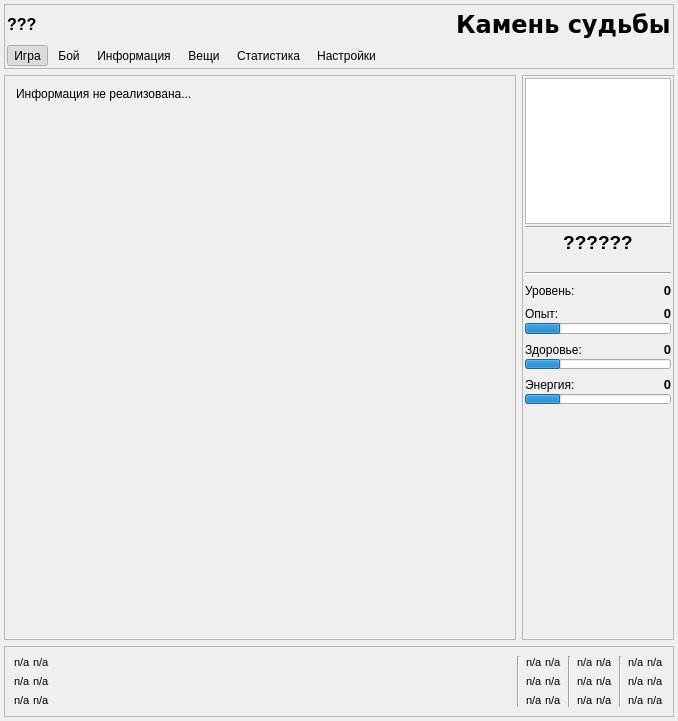
Old version of the form main_window.ui in the repository sofgame-plugin/psiplus-plugin.
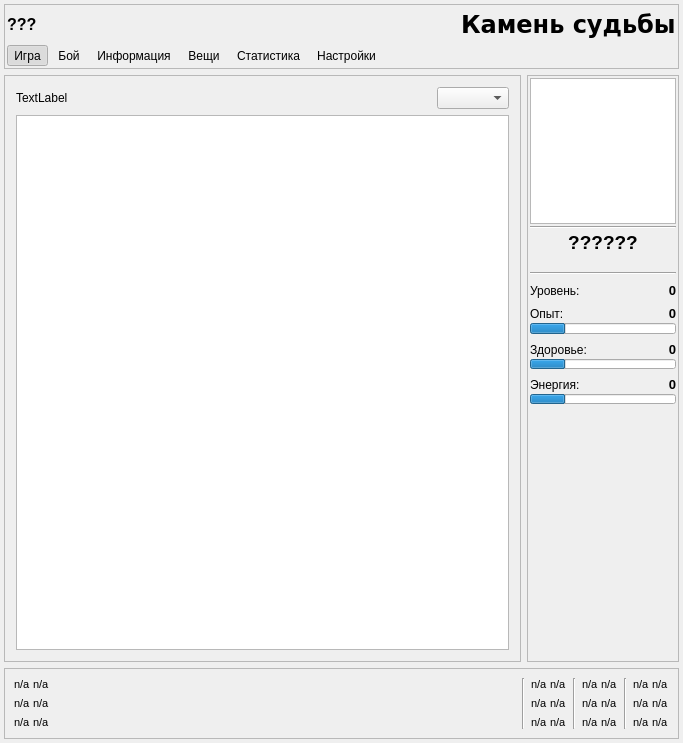
New version of the form. The open tabs and pages were chosen to show the change. Custom widgets are drawn as their Qt base class.

Commit message: гуи для pers_info

```diff
--- a/main_window.ui
+++ b/main_window.ui
@@ -6,8 +6,8 @@
    <rect>
     <x>0</x>
     <y>0</y>
-    <width>678</width>
-    <height>721</height>
+    <width>683</width>
+    <height>743</height>
    </rect>
   </property>
   <property name="windowTitle">
@@ -483,36 +483,38 @@
           <widget class="QWidget" name="page_3">
            <layout class="QVBoxLayout" name="verticalLayout_9">
             <item>
-             <widget class="QLabel" name="serverText_3">
-              <property name="sizePolicy">
-               <sizepolicy hsizetype="Preferred" vsizetype="Preferred">
-                <horstretch>0</horstretch>
-                <verstretch>0</verstretch>
-               </sizepolicy>
-              </property>
+             <layout class="QVBoxLayout" name="verticalLayout_36">
+              <item>
+               <layout class="QHBoxLayout" name="horizontalLayout_53">
+                <item>
+                 <widget class="QLabel" name="persInfoNick">
               <property name="text">
-               <string>Информация не реализована...</string>
-              </property>
-              <property name="alignment">
-               <set>Qt::AlignLeading|Qt::AlignLeft|Qt::AlignTop</set>
-              </property>
-              <property name="wordWrap">
-               <bool>true</bool>
+                   <string>TextLabel</string>
               </property>
              </widget>
             </item>
             <item>
-             <spacer name="verticalSpacer_7">
+                 <spacer name="horizontalSpacer">
               <property name="orientation">
-               <enum>Qt::Vertical</enum>
+                   <enum>Qt::Horizontal</enum>
               </property>
               <property name="sizeHint" stdset="0">
                <size>
-                <width>20</width>
-                <height>333</height>
+                    <width>40</width>
+                    <height>20</height>
                </size>
               </property>
              </spacer>
+                </item>
+                <item>
+                 <widget class="QComboBox" name="persInfoList"/>
+                </item>
+               </layout>
+              </item>
+             </layout>
+            </item>
+            <item>
+             <widget class="QTextBrowser" name="persInfoText"/>
             </item>
            </layout>
           </widget>
```
Left out of the diff: 2 changed lines with no effect on the pictures. Lines whose indentation alone changed are shown as unchanged.
